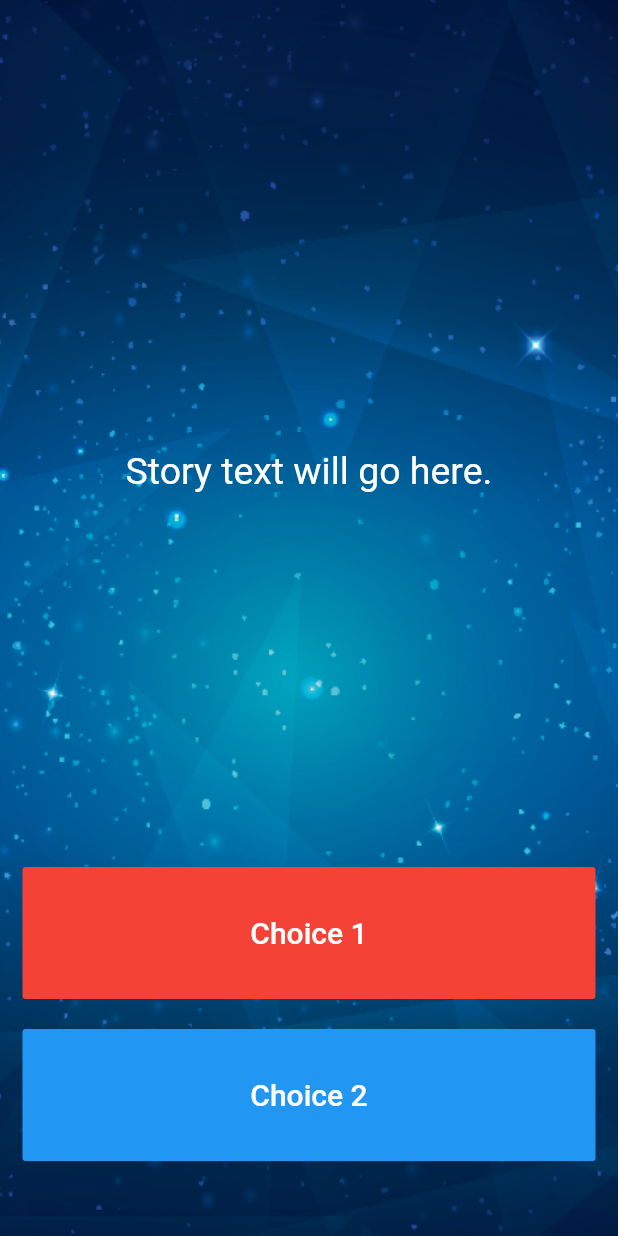
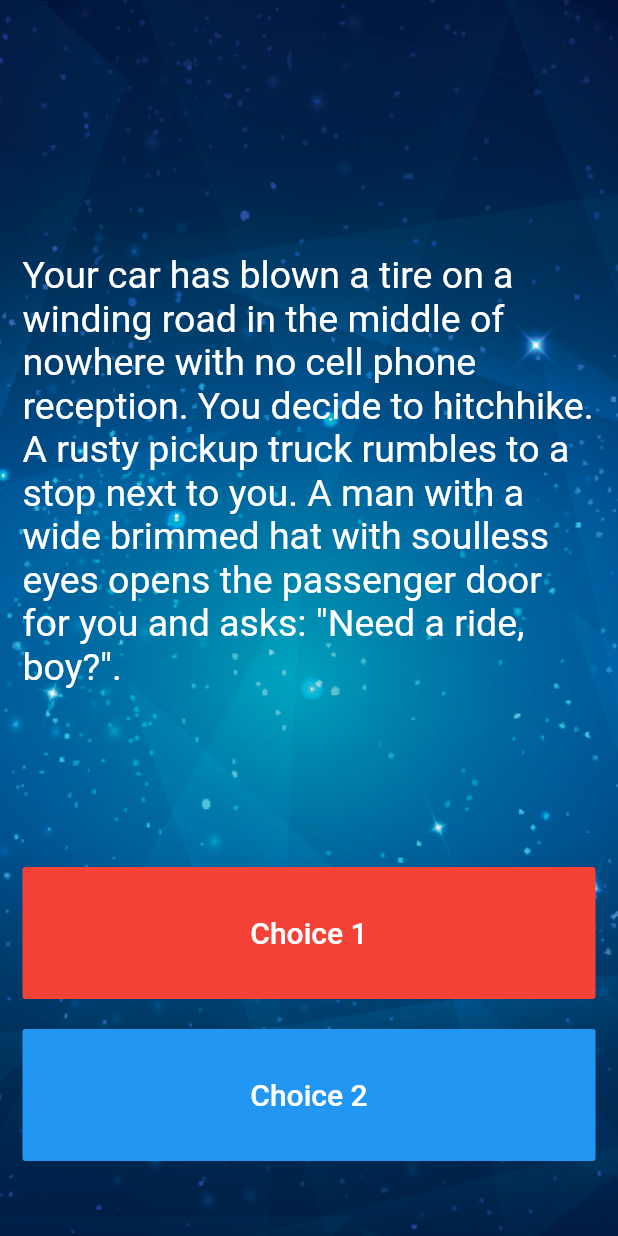
Before and after one commit to carlstep/ab_destini, a Flutter app: the screen it shows after launch, on a phone screen of 412 x 824 dp. Run offline on Flutter 3.47's test engine with Material 2 defaults, Android fonts, the light colour scheme and no system bars.

Commit message:
Line 46 - add storyBrain.getStory()

```diff
--- a/lib/main.dart
+++ b/lib/main.dart
@@ -14,7 +14,7 @@ class Destini extends StatelessWidget {
   }
 }
 
-//TODO: Step 9 - Create a new storyBrain object from the StoryBrain class.
+// Step 9 - Create a new storyBrain object from the StoryBrain class.
 StoryBrain storyBrain = StoryBrain();
 
 class StoryPage extends StatefulWidget {
@@ -43,8 +43,10 @@ class _StoryPageState extends State<StoryPage> {
                 flex: 12,
                 child: Center(
                   child: Text(
-                    //TODO: Step 10 - use the storyBrain to get the first story title and display it in this Text Widget.
-                    'Story text will go here.',
+                    storyBrain.getStory(),
+
+                    // Step 10 - use the storyBrain to get the first story title and display it in this Text Widget.
+                    //'Story text will go here.',
                     style: TextStyle(
                       fontSize: 25.0,
                     ),
```
